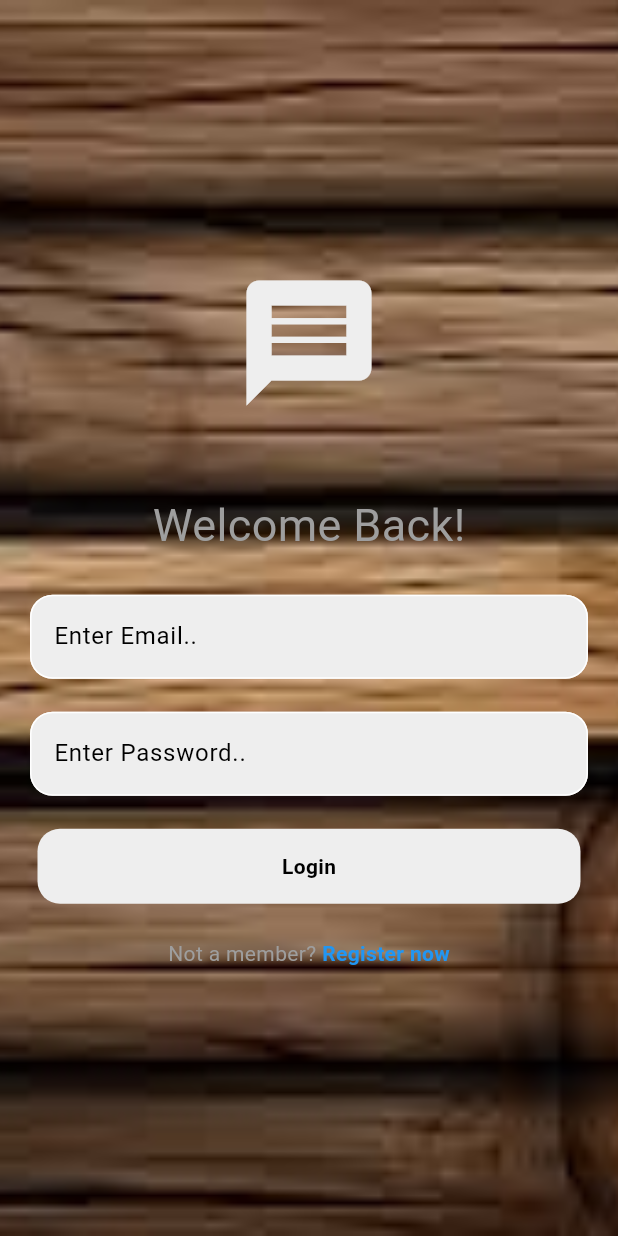
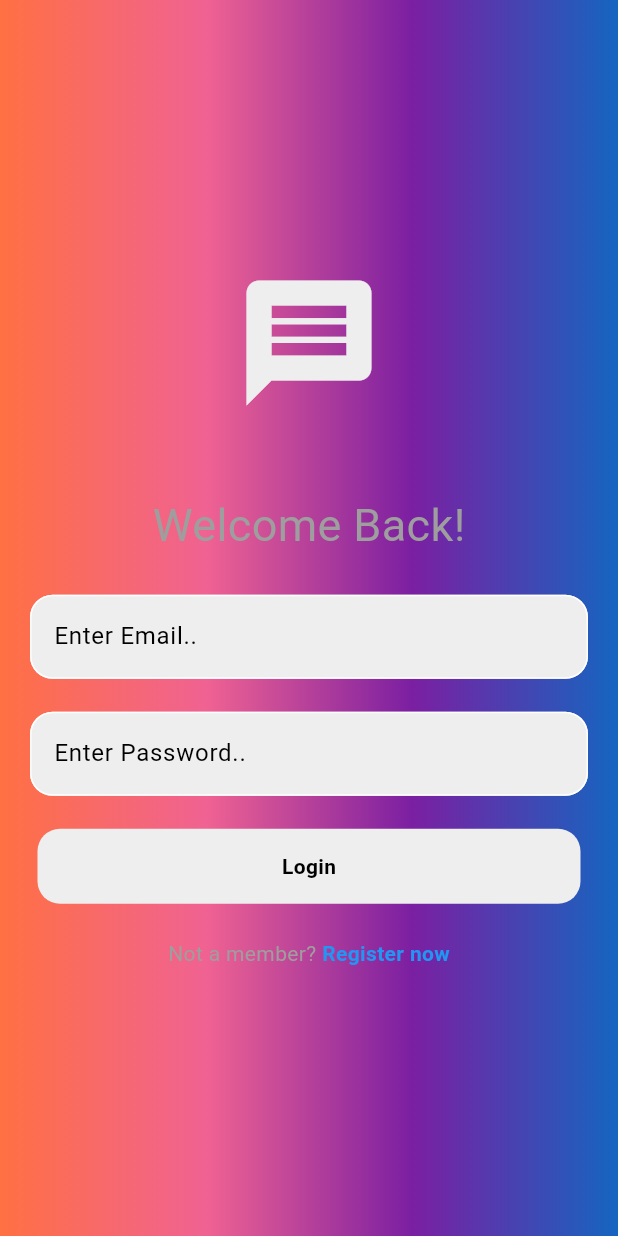
Before and after one commit to Odhi-ambo/messaging_app, a Flutter app: the screen it shows after launch, on a phone screen of 412 x 824 dp. Run offline on Flutter 3.47's test engine with Material 3 defaults, Android fonts, the phone set to English and light mode, and no system bars.

Commit message:
login page

```diff
--- a/lib/pages/login_page.dart
+++ b/lib/pages/login_page.dart
@@ -19,10 +19,20 @@ class LoginPage extends StatelessWidget {
         children: [
           //background image
           Positioned.fill(
-              child: Image.asset(
-            'lib/images/images.jpg',
-            fit: BoxFit.cover,
-          )),
+            child: Container(
+              decoration: BoxDecoration(
+                  gradient: LinearGradient(colors: [
+                Colors.deepOrange.shade400,
+                Colors.pink.shade300,
+                Colors.purple.shade700,
+                Colors.blue.shade800
+              ])),
+            ),
+            //   child: Image.asset(
+            //  'lib/images/images.jpg',
+            //  fit: BoxFit.cover,
+            //  ),
+          ),
           SafeArea(
             child: Column(
               mainAxisAlignment: MainAxisAlignment.center,
```
